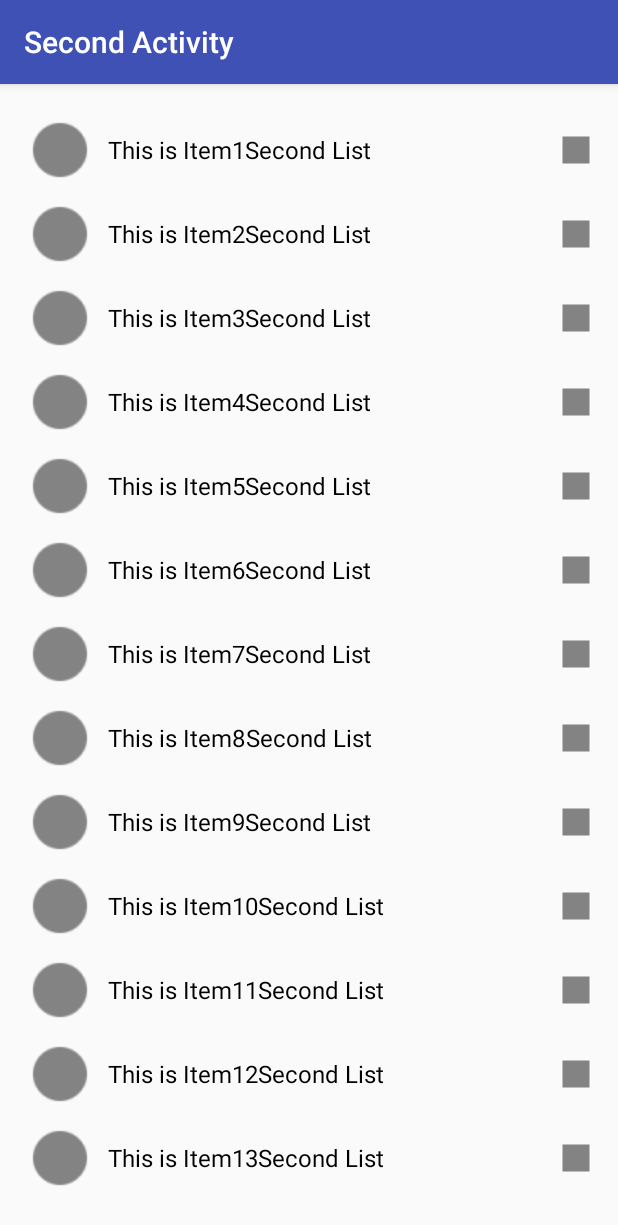
After one commit to gw-mobile-16-fall/Material_Design, an Android app: the SecondActivity screen opened directly, with no data from a screen before it, on a phone screen of 412 x 824 dp. The commit adds this screen. Shown: the top 1225 px of the screen. Run offline under Robolectric (Android 15) with nearby library versions, the phone set to English and light mode, and no system bars.

Commit message:
List: create second list;

```diff
--- a/List/app/src/main/AndroidManifest.xml
+++ b/List/app/src/main/AndroidManifest.xml
@@ -15,6 +15,14 @@
                 <category android:name="android.intent.category.LAUNCHER"/>
             </intent-filter>
         </activity>
+        <activity
+            android:name=".SecondActivity"
+            android:label="Second Activity">
+            <intent-filter>
+                <action android:name="csci6907.gwu.list.secondActivity"/>
+                <category android:name="android.intent.category.DEFAULT"/>
+            </intent-filter>
+        </activity>
     </application>
 
 </manifest>
--- a/List/app/src/main/java/csci6907/gwu/list/MyAdapter.java
+++ b/List/app/src/main/java/csci6907/gwu/list/ListAdapter.java
@@ -1,5 +1,7 @@
 package csci6907.gwu.list;
 
+import android.content.Context;
+import android.content.Intent;
 import android.support.v7.widget.RecyclerView;
 import android.view.LayoutInflater;
 import android.view.View;
@@ -12,14 +14,15 @@ import java.util.List;
  * Created by Minghao Pu on 9/26/16.
  */
 
-public class MyAdapter extends RecyclerView.Adapter<MyAdapter.ViewHolder> {
+public class ListAdapter extends RecyclerView.Adapter<ListAdapter.ViewHolder> {
 
     private List<ListItem> mdata = null;
-    private LayoutInflater inflater;
+    private Context mContext;
 
 
-    public MyAdapter(List<ListItem> data) {
+    public ListAdapter(Context context, List<ListItem> data) {
         this.mdata = data;
+        this.mContext = context;
     }
     @Override
     public ViewHolder onCreateViewHolder(ViewGroup viewGroup, int viewType) {
@@ -36,13 +39,19 @@ public class MyAdapter extends RecyclerView.Adapter<MyAdapter.ViewHolder> {
     public int getItemCount() {
         return mdata.size();
     }
-    public static class ViewHolder extends RecyclerView.ViewHolder {
+    public class ViewHolder extends RecyclerView.ViewHolder implements View.OnClickListener {
         public TextView mTitleView;
         public TextView mDetailView;
         public ViewHolder(View itemView){
             super(itemView);
             mTitleView = (TextView) itemView.findViewById(R.id.item_title);
             mDetailView = (TextView) itemView.findViewById(R.id.item_detail);
+            itemView.setOnClickListener(this);
+        }
+
+        @Override
+        public void onClick(View v) {
+            mContext.startActivity(new Intent(mContext, SecondActivity.class));
         }
     }
     public ListItem getItem(int position) {
@@ -52,4 +61,6 @@ public class MyAdapter extends RecyclerView.Adapter<MyAdapter.ViewHolder> {
     public long getItemId(int position) {
         return position;
     }
+
+
 }
--- a/List/app/src/main/java/csci6907/gwu/list/MainActivity.java
+++ b/List/app/src/main/java/csci6907/gwu/list/MainActivity.java
@@ -11,7 +11,7 @@ import java.util.List;
 
 public class MainActivity extends AppCompatActivity {
     private RecyclerView mRecyclerView1;
-    private MyAdapter mAdapter;
+    private ListAdapter mAdapter;
 
     @Override
     protected void onCreate(Bundle savedInstanceState) {
@@ -22,7 +22,7 @@ public class MainActivity extends AppCompatActivity {
         mRecyclerView1.setLayoutManager(new LinearLayoutManager(this));
         mRecyclerView1.setItemAnimator( new DefaultItemAnimator());
 
-        mAdapter = new MyAdapter(getData());
+        mAdapter = new ListAdapter(this, getData());
         mRecyclerView1.setAdapter(mAdapter);
     }
     public  static List<ListItem> getData(){
--- /dev/null
+++ b/List/app/src/main/java/csci6907/gwu/list/SecondActivity.java
@@ -0,0 +1,36 @@
+package csci6907.gwu.list;
+
+import android.os.Bundle;
+import android.support.v7.app.AppCompatActivity;
+import android.support.v7.widget.DefaultItemAnimator;
+import android.support.v7.widget.LinearLayoutManager;
+import android.support.v7.widget.RecyclerView;
+
+import java.util.ArrayList;
+import java.util.List;
+
+public class SecondActivity extends AppCompatActivity {
+    private RecyclerView mRecyclerView;
+    private SecondListAdapter mAdapter;
+
+    @Override
+    protected void onCreate(Bundle savedInstanceState) {
+        super.onCreate(savedInstanceState);
+        setContentView(R.layout.activity_second);
+
+        mRecyclerView = (RecyclerView)findViewById(R.id.recycler_view_2);
+        mRecyclerView.setLayoutManager(new LinearLayoutManager(this));
+        mRecyclerView.setItemAnimator( new DefaultItemAnimator());
+
+        mAdapter = new SecondListAdapter(getData());
+        mRecyclerView.setAdapter(mAdapter);
+    }
+    public  static List<SecondListItem> getData(){
+        List<SecondListItem> models = new ArrayList<SecondListItem>();
+        for (int i = 1; i <= 50; i++) {
+            SecondListItem item = new SecondListItem("This is Item" + i + "Second List");
+            models.add(item);
+        }
+        return  models;
+    }
+}
--- /dev/null
+++ b/List/app/src/main/java/csci6907/gwu/list/SecondListAdapter.java
@@ -0,0 +1,51 @@
+package csci6907.gwu.list;
+
+import android.support.v7.widget.RecyclerView;
+import android.view.LayoutInflater;
+import android.view.View;
+import android.view.ViewGroup;
+import android.widget.TextView;
+
+import java.util.List;
+
+/**
+ * Created by Minghao Pu on 9/26/16.
+ */
+
+public class SecondListAdapter extends RecyclerView.Adapter<SecondListAdapter.ViewHolder> {
+
+    private List<SecondListItem> mdata = null;
+
+
+    public SecondListAdapter(List<SecondListItem> data) {
+        this.mdata = data;
+    }
+    @Override
+    public SecondListAdapter.ViewHolder onCreateViewHolder(ViewGroup viewGroup, int viewType) {
+        View view = LayoutInflater.from(viewGroup.getContext()).inflate(R.layout.item_sec,viewGroup,false);
+        SecondListAdapter.ViewHolder vh = new SecondListAdapter.ViewHolder(view);
+        return vh;
+    }
+    @Override
+    public void onBindViewHolder(SecondListAdapter.ViewHolder viewHolder, int position) {
+        viewHolder.mContentView.setText(mdata.get(position).getContent());
+    }
+    @Override
+    public int getItemCount() {
+        return mdata.size();
+    }
+    public static class ViewHolder extends RecyclerView.ViewHolder {
+        public TextView mContentView;
+        public ViewHolder(View itemView){
+            super(itemView);
+            mContentView = (TextView) itemView.findViewById(R.id.item_content);
+        }
+    }
+    public SecondListItem getItem(int position) {
+        return mdata.get(position);
+    }
+
+    public long getItemId(int position) {
+        return position;
+    }
+}
--- /dev/null
+++ b/List/app/src/main/java/csci6907/gwu/list/SecondListItem.java
@@ -0,0 +1,21 @@
+package csci6907.gwu.list;
+
+/**
+ * Created by Minghao Pu on 9/26/16.
+ */
+
+public class SecondListItem {
+    public SecondListItem(String s) {
+        this.content = s;
+    }
+
+    public String getContent() {
+        return content;
+    }
+
+    public void setContent(String content) {
+        this.content = content;
+    }
+
+    private String content;
+}
--- /dev/null
+++ b/List/app/src/main/res/layout/activity_second.xml
@@ -0,0 +1,22 @@
+<?xml version="1.0" encoding="utf-8"?>
+<RelativeLayout
+    xmlns:android="http://schemas.android.com/apk/res/android"
+    xmlns:tools="http://schemas.android.com/tools"
+    android:id="@+id/activity_second"
+    android:layout_width="match_parent"
+    android:layout_height="match_parent"
+    android:paddingBottom="@dimen/activity_vertical_margin"
+    android:paddingLeft="@dimen/activity_horizontal_margin"
+    android:paddingRight="@dimen/activity_horizontal_margin"
+    android:paddingTop="@dimen/activity_vertical_margin"
+    tools:context="csci6907.gwu.list.SecondActivity">
+
+    <android.support.v7.widget.RecyclerView
+        android:layout_width="match_parent"
+        android:layout_height="match_parent"
+        android:id="@+id/recycler_view_2"
+        android:layout_alignParentTop="true"
+        android:layout_alignParentLeft="true"
+        android:layout_alignParentStart="true"/>
+
+</RelativeLayout>
--- a/List/app/src/main/res/layout/item.xml
+++ b/List/app/src/main/res/layout/item.xml
@@ -10,8 +10,8 @@
         android:layout_height="48dp"
         android:layout_marginTop="12dp"
         android:layout_marginBottom="12dp"
-        android:layout_marginRight="24dp"
-        android:src="@mipmap/ic_launcher"/>
+        android:layout_marginRight="8dp"
+        android:src="@drawable/default_round"/>
 
     <LinearLayout xmlns:android="http://schemas.android.com/apk/res/android"
                   android:layout_width="match_parent"
@@ -23,7 +23,7 @@
             android:layout_height="wrap_content"
             android:layout_weight="1"
             android:gravity="bottom"
-            android:textSize="18sp"
+            android:textSize="16sp"
             android:textColor="#000000"
             />
         <TextView
@@ -32,6 +32,7 @@
             android:layout_height="wrap_content"
             android:layout_weight="1"
             android:gravity="top"
+            android:textSize="14sp"
             />
         </LinearLayout>
 
--- /dev/null
+++ b/List/app/src/main/res/layout/item_sec.xml
@@ -0,0 +1,35 @@
+<?xml version="1.0" encoding="utf-8"?>
+<LinearLayout xmlns:android="http://schemas.android.com/apk/res/android"
+              android:layout_width="match_parent"
+              android:layout_height="56dp">
+    <ImageView
+        android:id="@+id/item_left_icon"
+        android:layout_width="48dp"
+        android:layout_height="48dp"
+        android:layout_marginTop="4dp"
+        android:layout_marginBottom="4dp"
+        android:layout_marginRight="8dp"
+        android:layout_marginLeft="0dp"
+        android:src="@drawable/default_round"/>
+
+    <TextView
+        android:id="@+id/item_content"
+        android:layout_width="fill_parent"
+        android:layout_height="match_parent"
+        android:layout_weight="1"
+        android:textSize="16sp"
+        android:textColor="#000000"
+        android:gravity="center_vertical"
+        />
+
+    <ImageView
+        android:id="@+id/item_right_icon"
+        android:layout_width="24dp"
+        android:layout_height="24dp"
+        android:layout_marginTop="16dp"
+        android:layout_marginBottom="16dp"
+        android:layout_marginRight="0dp"
+        android:layout_marginLeft="16dp"
+        android:src="@drawable/default_square"/>
+
+</LinearLayout>
```
Also changed, not shown: List/app/src/main/res/drawable-hdpi/default_round.png (added), List/app/src/main/res/drawable-hdpi/default_square.png (added), List/app/src/main/res/drawable-mdpi/default_round.png (added), List/app/src/main/res/drawable-mdpi/default_square.png (added), List/app/src/main/res/drawable-xhdpi/default_round.png (added), List/app/src/main/res/drawable-xhdpi/default_square.png (added), List/app/src/main/res/drawable-xxhdpi/default_round.png (added), List/app/src/main/res/drawable-xxhdpi/default_square.png (added).
